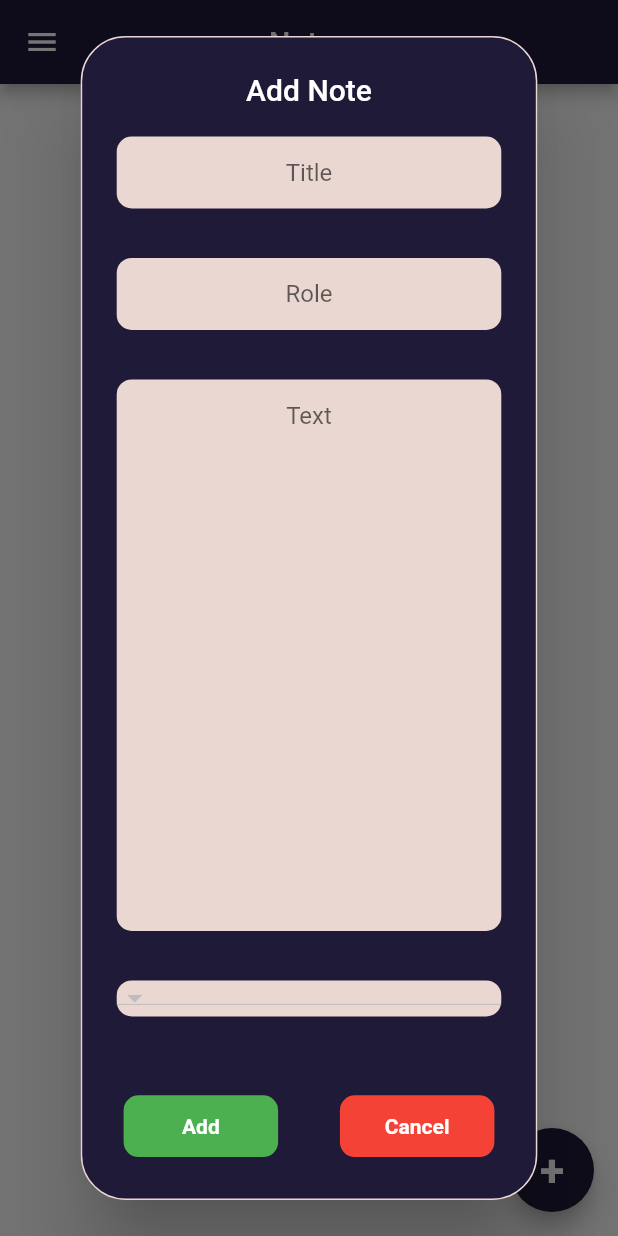
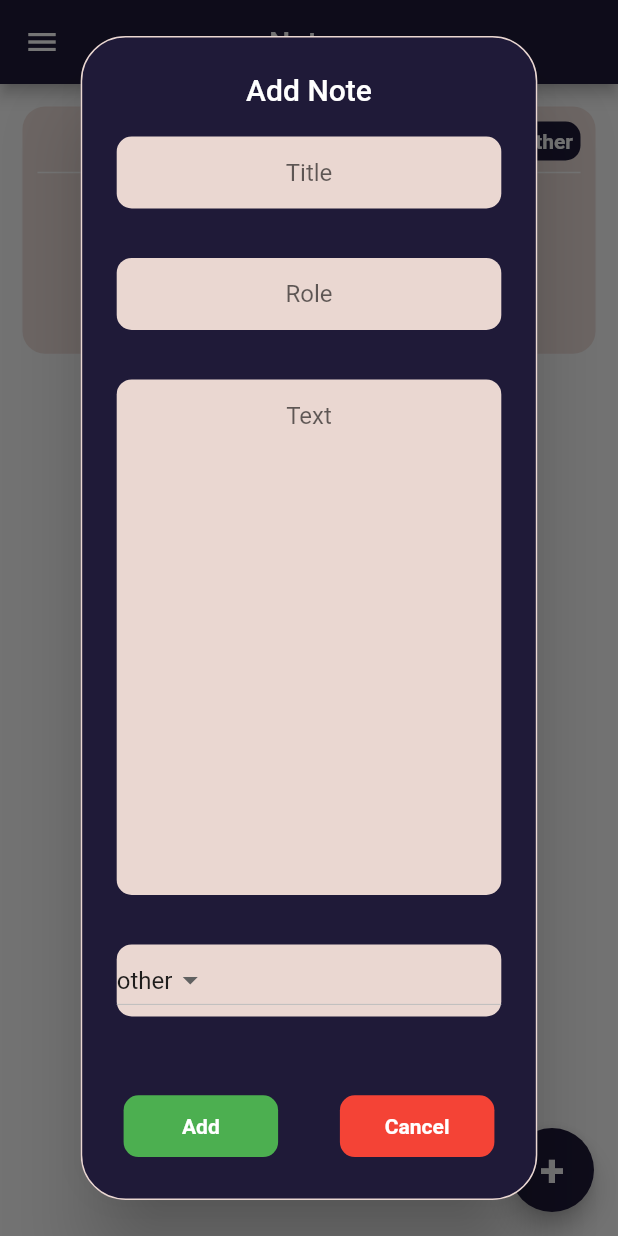
Before and after one commit to yusufmsabeh/NotesStateful, a Flutter app: the screen it shows after launch, after a tap on an icon or button, on a phone screen of 412 x 824 dp. Run offline on Flutter 3.47's test engine with Material 2 defaults, Android fonts, the phone set to English and light mode, and no system bars.

```diff
--- a/lib/DrawerWidget.dart
+++ b/lib/DrawerWidget.dart
@@ -23,9 +23,9 @@ class DrawerWidget extends StatelessWidget {
             child: Column(
               children: [
                 Container(
-                  padding: EdgeInsets.all(10),
+                  margin: EdgeInsets.only(bottom: 10),
                   child: Text(
-                    "LABEL",
+                    "LABELS",
                     style: TextStyle(
                         fontWeight: FontWeight.bold,
                         fontSize: 25,
--- a/lib/HomePage.dart
+++ b/lib/HomePage.dart
@@ -1,3 +1,6 @@
+import 'dart:developer';
+import 'dart:ui';
+
 import 'package:flutter/material.dart';
 import 'package:flutter/services.dart';
 import 'package:flutter/src/foundation/key.dart';
@@ -24,10 +27,12 @@ class HomePage extends State<HomePageStateful> {
 
   void Refresh() {
     HomePageNote = Notes;
-    if (Notes.length != 0)
-      HomePageRoles = Notes.map((e) => e.role).toList();
-    else
-      HomePageRoles?.add("other");
+    if (Notes.length == 0) {
+      NoteMethods.AddNote("Unkown", "", "other");
+      log(("adding other to the list"));
+      print(Notes);
+    }
+    HomePageRoles = Notes.map((e) => e.role).toList();
   }
 
   @override
@@ -111,6 +116,7 @@ class HomePage extends State<HomePageStateful> {
                     ),
                     content: Expanded(
                       child: Container(
+                        width: double.infinity,
                         child: Column(
                           children: [
                             Container(
--- /dev/null
+++ b/lib/model/role.dart
@@ -0,0 +1,4 @@
+class Role {
+  String? Roletext;
+  Role(this.Roletext);
+}
```
